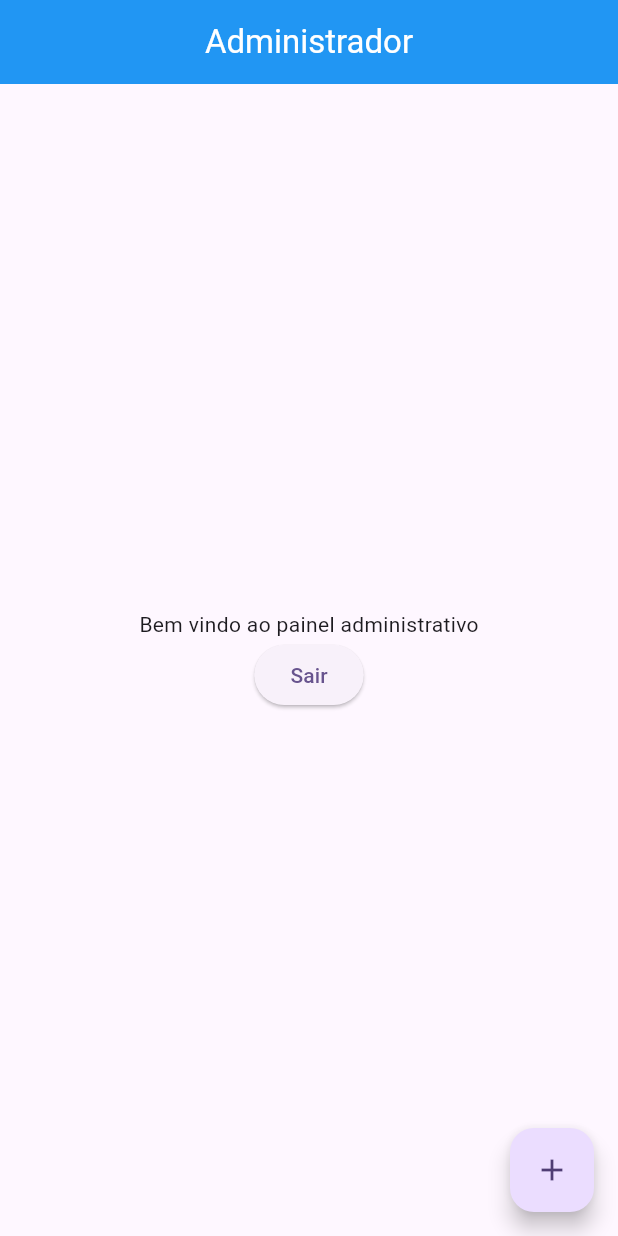
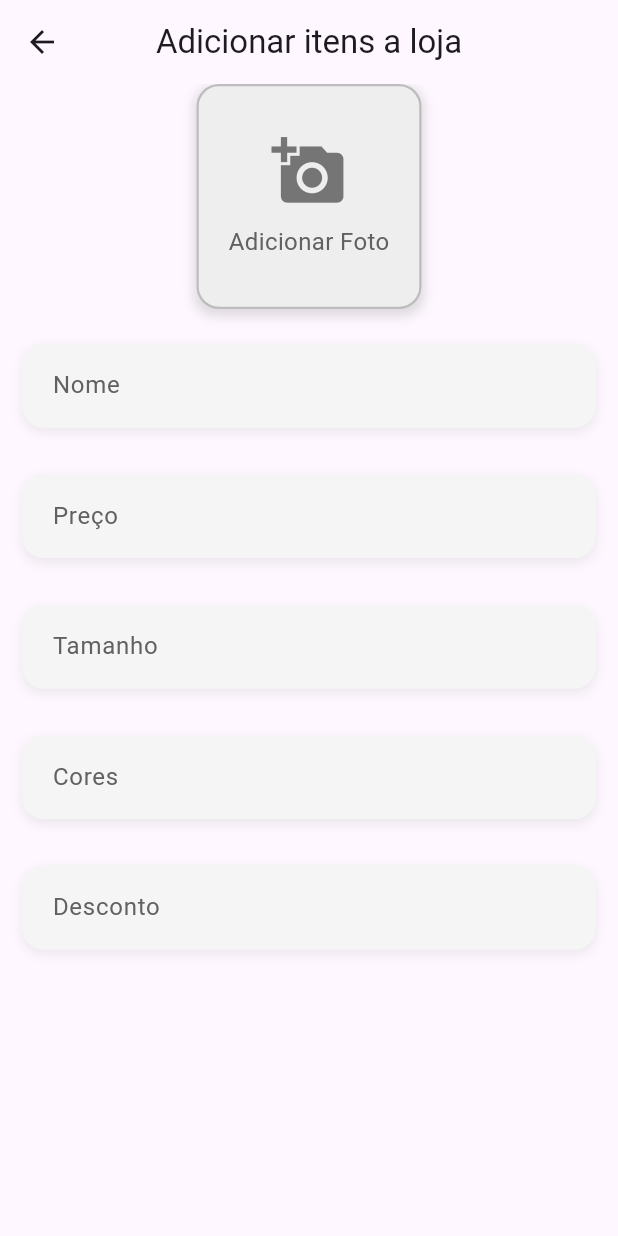
Before and after one commit to wallace-almeida/eCommercerApp, a Flutter app: the HomeScreenAdmin screen opened directly, after a tap on the "add" icon, on a phone screen of 412 x 824 dp. Run offline on Flutter 3.47's test engine with Material 3 defaults, Android fonts, the light colour scheme and no system bars; our stand-ins replace cloud_firestore, firebase_auth, firebase_core, flutter_riverpod, iconsax, image_picker; accounts and stored records are empty.

Commit message:
inicio da criacao da tela de add item, e modelo de add item

```diff
--- /dev/null
+++ b/lib/page/Role_base_login/Admin/controller/add_item_controller.dart
@@ -0,0 +1,3 @@
+import 'package:flutter_riverpod/flutter_riverpod.dart';
+
+final addProvider = StateProvider((ref) => true);
--- a/lib/page/Role_base_login/Admin/home_pageAdim/home_screen_admin.dart
+++ b/lib/page/Role_base_login/Admin/home_pageAdim/home_screen_admin.dart
@@ -1,3 +1,4 @@
+import 'package:ecommerce/page/Role_base_login/Admin/item/add_item.dart';
 import 'package:ecommerce/page/login/login_screen.dart';
 import 'package:ecommerce/service/auth_service/auth_service.dart';
 import 'package:flutter/material.dart';
@@ -35,7 +36,11 @@ class HomeScreenAdmin extends StatelessWidget {
         ),
       ),
       floatingActionButton: FloatingActionButton(
-        onPressed: () {},
+        onPressed: () async {
+          await Navigator.of(
+            context,
+          ).push(MaterialPageRoute(builder: (context) => AddItem()));
+        },
         child: Icon(Icons.add),
       ),
     );
--- /dev/null
+++ b/lib/page/Role_base_login/Admin/item/add_item.dart
@@ -0,0 +1,104 @@
+import 'package:flutter/material.dart';
+import 'package:image_picker/image_picker.dart';
+
+import '../../../widget/text_field/text_field.dart';
+
+class AddItem extends StatelessWidget {
+  AddItem({super.key});
+  TextEditingController sizeController = TextEditingController();
+  TextEditingController priceController = TextEditingController();
+  TextEditingController nameController = TextEditingController();
+  TextEditingController descontoController = TextEditingController();
+  TextEditingController colorController = TextEditingController();
+
+  @override
+  Widget build(BuildContext context) {
+    return Scaffold(
+      appBar: AppBar(centerTitle: true, title: Text("Adicionar itens a loja")),
+      body: Padding(
+        padding: EdgeInsets.symmetric(horizontal: 15),
+        child: SingleChildScrollView(
+          child: Column(
+            crossAxisAlignment: CrossAxisAlignment.start,
+            children: [
+              Center(
+                child: Container(
+                  height:
+                      150, // Aumentar a altura para acomodar melhor a imagem e o ícone
+                  width:
+                      150, // Aumentar a largura para acomodar melhor a imagem e o ícone
+                  decoration: BoxDecoration(
+                    color: Colors.grey[200], // Adicionar uma cor de fundo suave
+                    border: Border.all(
+                      color: Colors.grey[400]!, // Cor da borda mais suave
+                      width: 1.5, // Largura da borda
+                    ),
+                    borderRadius: BorderRadius.circular(
+                      15,
+                    ), // Bordas mais arredondadas
+                    boxShadow: [
+                      // Adicionar uma sombra para dar profundidade
+                      BoxShadow(
+                        color: Colors.grey.withOpacity(0.3),
+                        spreadRadius: 2,
+                        blurRadius: 5,
+                        offset: Offset(0, 3), // Posição da sombra
+                      ),
+                    ],
+                  ),
+                  child: InkWell(
+                    // Usar InkWell para tornar a área clicável
+                    onTap: () async {
+                      // Lógica para selecionar a imagem
+                      final ImagePicker picker = ImagePicker();
+                      // Pick an image.
+                      // ignore: unused_local_variable
+                      final XFile? image = await picker.pickImage(
+                        source: ImageSource.gallery,
+                      );
+                    },
+                    child: Column(
+                      // Usar Column para centralizar o ícone e o texto
+                      mainAxisAlignment: MainAxisAlignment.center,
+                      children: <Widget>[
+                        Icon(
+                          Icons.add_a_photo,
+                          size: 50,
+                          color: Colors.grey[600],
+                        ), // Ícone de adicionar foto
+                        SizedBox(
+                          height: 10,
+                        ), // Espaçamento entre o ícone e o texto
+                        Text(
+                          "Adicionar Foto",
+                          style: TextStyle(
+                            color: Colors.grey[700],
+                            fontSize: 16,
+                          ),
+                        ), // Texto indicativo
+                      ],
+                    ),
+                  ),
+                ),
+              ),
+              SizedBox(height: 15),
+              CustomTextField(controller: nameController, label: "Nome"),
+              SizedBox(height: 15),
+              CustomTextField(controller: priceController, label: "Preço"),
+              SizedBox(height: 15),
+              // DropdownButtonFormField(items: [], onChanged: (value) {}),
+              CustomTextField(controller: sizeController, label: "Tamanho"),
+              SizedBox(height: 15),
+              CustomTextField(controller: colorController, label: "Cores"),
+              SizedBox(height: 15),
+              CustomTextField(
+                controller: descontoController,
+                label: "Desconto",
+              ),
+            ],
+          ),
+        ),
+      ),
+    );
+  }
+}
```
Also changed, not shown: lib/page/Role_base_login/Admin/model/add_item_model.dart (added, +43 -0 lines), lib/page/Role_base_login/Admin/item/edit_item.dart (deleted).
